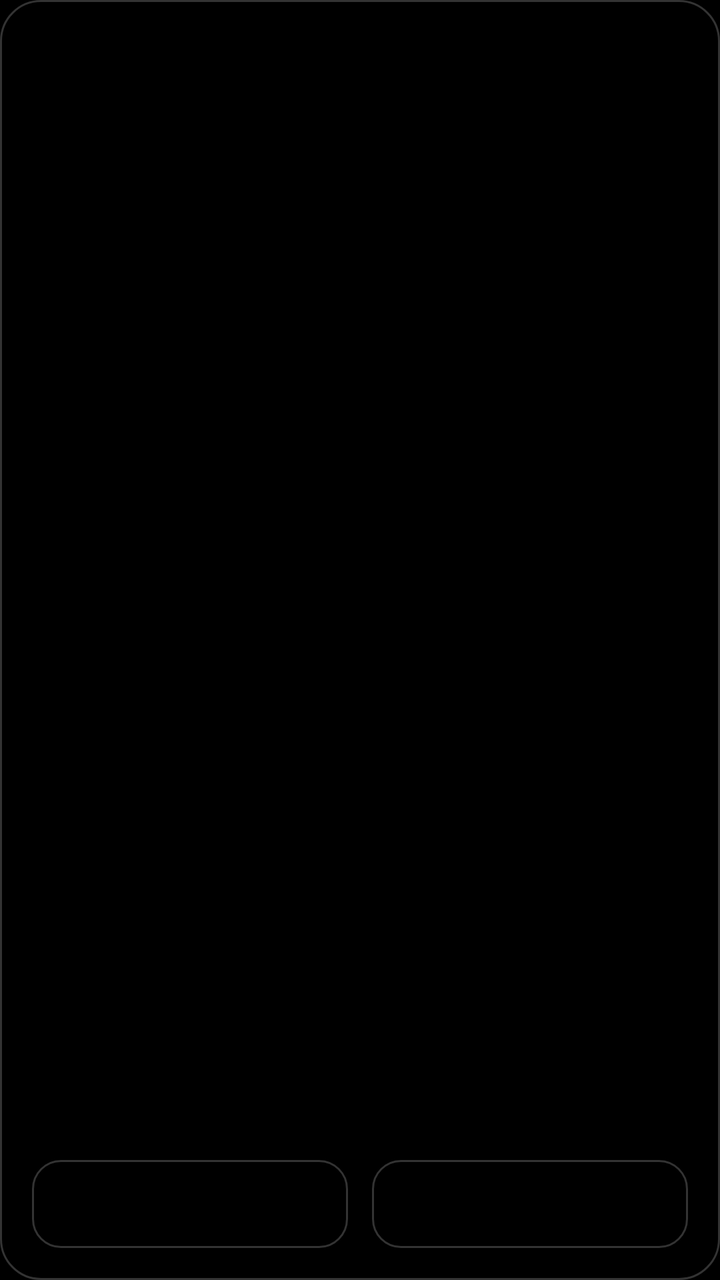
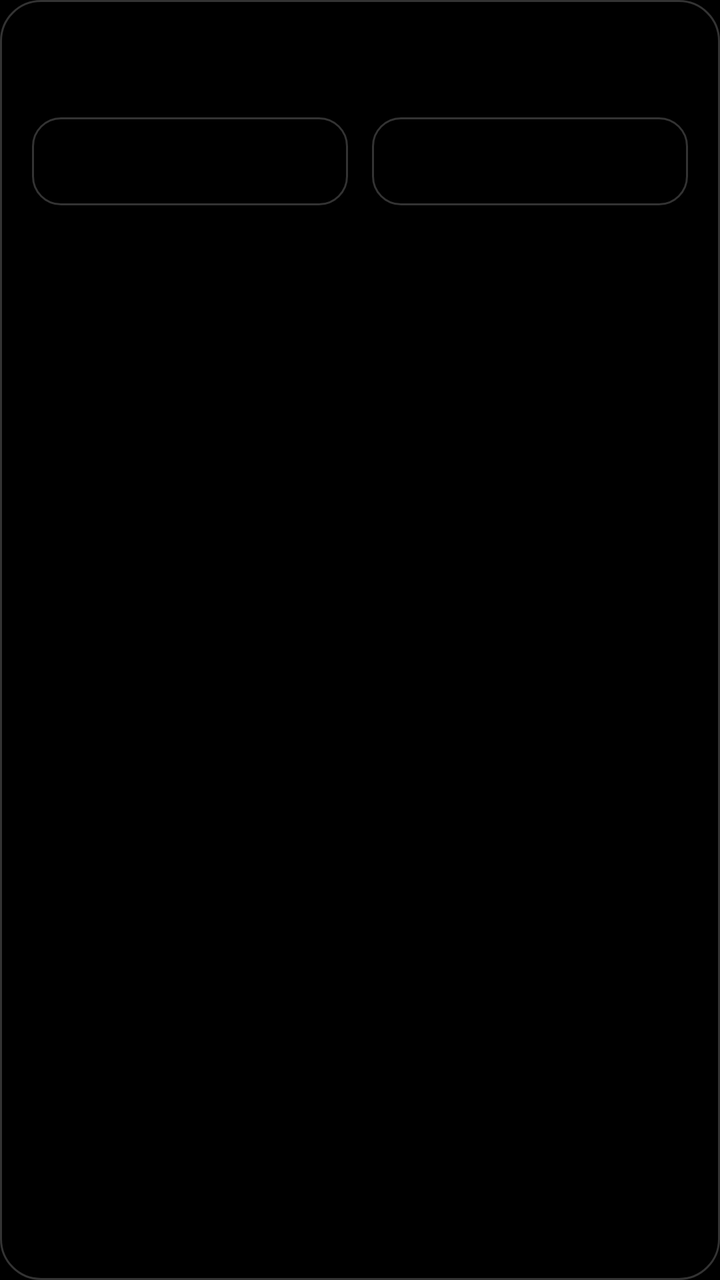

An Android layout rendered at two revisions. The XML below is the earlier revision; the diff shows what the commit changed to produce the second picture.
<!-- AndroidManifest.xml: application theme Theme.SpoonGecko -->
<!-- res/layout/dialog_list.xml -->
<?xml version="1.0" encoding="utf-8"?>
<LinearLayout xmlns:android="http://schemas.android.com/apk/res/android"
    android:layout_width="match_parent"
    android:layout_height="wrap_content"
    android:orientation="vertical"
    android:background="@drawable/bg_glass_dialog"
    android:padding="16dp">

    <TextView
        android:id="@+id/dlg_title"
        android:layout_width="match_parent"
        android:layout_height="wrap_content"
        android:textColor="#FFFFFFFF"
        android:textSize="17sp"
        android:textStyle="bold"
        android:paddingBottom="10dp" />

    <ListView
        android:id="@+id/dlg_list"
        android:layout_width="match_parent"
        android:layout_height="0dp"
        android:layout_weight="1"
        android:minHeight="120dp"
        android:maxHeight="360dp"
        android:divider="@null"
        android:dividerHeight="0dp" />

    <LinearLayout
        android:layout_width="match_parent"
        android:layout_height="wrap_content"
        android:orientation="horizontal"
        android:paddingTop="10dp">

        <TextView
            android:id="@+id/dlg_negative"
            android:layout_width="0dp"
            android:layout_height="44dp"
            android:layout_weight="1"
            android:textColor="#FFFFFFFF"
            android:textSize="14sp"
            android:gravity="center"
            android:background="@drawable/bg_glass_button"
            android:layout_marginEnd="6dp"
            android:clickable="true"
            android:focusable="true" />

        <TextView
            android:id="@+id/dlg_positive"
            android:layout_width="0dp"
            android:layout_height="44dp"
            android:layout_weight="1"
            android:textColor="#FFFFFFFF"
            android:textSize="14sp"
            android:gravity="center"
            android:background="@drawable/bg_glass_button"
            android:layout_marginStart="6dp"
            android:clickable="true"
            android:focusable="true" />
    </LinearLayout>
</LinearLayout>
<!-- resources referenced by this layout -->
<resources>
  <!-- drawable bg_glass_button (drawable) -->
  <?xml version="1.0" encoding="utf-8"?>
  <shape xmlns:android="http://schemas.android.com/apk/res/android">
      <corners android:radius="14dp" />
      <solid android:color="#B3000000" />
      <stroke android:width="1dp" android:color="#33FFFFFF" />
  </shape>
  <!-- drawable bg_glass_dialog (drawable) -->
  <?xml version="1.0" encoding="utf-8"?>
  <shape xmlns:android="http://schemas.android.com/apk/res/android">
      <corners android:radius="20dp" />
      <solid android:color="#EE000000" />
      <stroke android:width="1dp" android:color="#33FFFFFF" />
  </shape>
  <style name="Theme.SpoonGecko" parent="@android:style/Theme.Material.NoActionBar">
          <item name="android:windowBackground">@android:color/black</item>
          <item name="android:colorBackground">@android:color/black</item>
          <item name="android:statusBarColor">@android:color/transparent</item>
          <item name="android:navigationBarColor">@android:color/transparent</item>
          <item name="android:windowLightStatusBar">false</item>
          <item name="android:windowSplashScreenBackground">@android:color/black</item>
      </style>
</resources>

<!-- the commit's change to res/layout/dialog_list.xml (unified diff, before → after) -->
@@ -15,13 +15,11 @@
         android:textStyle="bold"
         android:paddingBottom="10dp" />
 
+    
     <ListView
         android:id="@+id/dlg_list"
         android:layout_width="match_parent"
-        android:layout_height="0dp"
-        android:layout_weight="1"
-        android:minHeight="120dp"
-        android:maxHeight="360dp"
+        android:layout_height="wrap_content"
         android:divider="@null"
         android:dividerHeight="0dp" />
 
